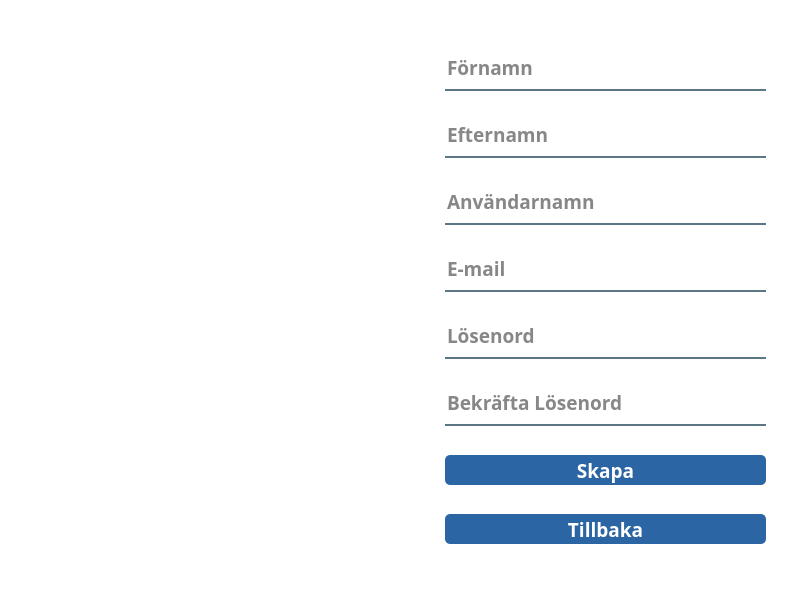
Old version of the form code/viewer/UI/create_user.ui in the repository marcusgostasson/smartshop.
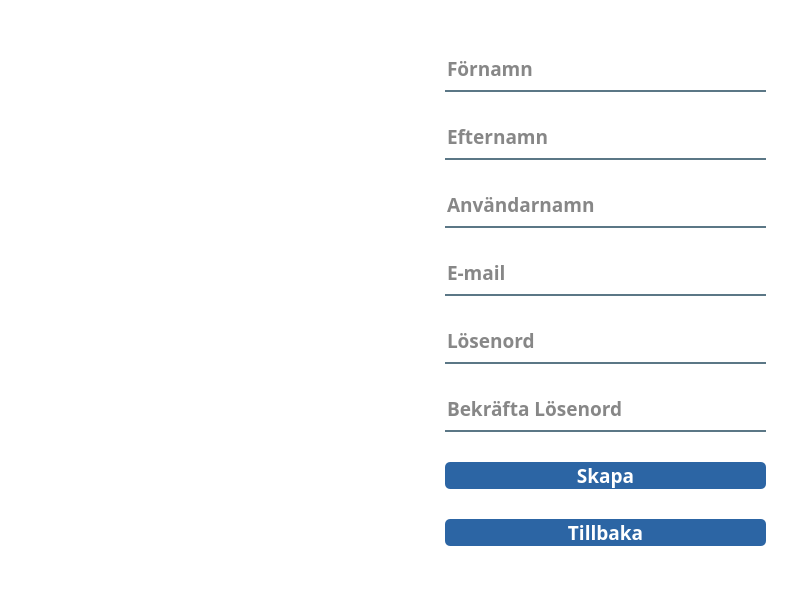
New version of the form. Icons and pictures are not drawn.

Commit message: Fixed so the buttons looks the same and the stylesheet

The edit to the form file:
```diff
--- a/code/viewer/UI/create_user.ui
+++ b/code/viewer/UI/create_user.ui
@@ -44,14 +44,38 @@
        <font>
         <family>Arial Black</family>
         <pointsize>14</pointsize>
+        <weight>75</weight>
         <bold>true</bold>
        </font>
       </property>
       <property name="styleSheet">
-       <string notr="true">background-color: rgb(44, 101, 164);
-border-radius: 5px;
-color: rgb(255, 255, 255);
-height: 30px;</string>
+       <string notr="true">QPushButton {
+	border-style: solid;
+	border-color: #9999aa;
+	border-radius: 5px;
+	color: white;
+	background-color: #3474eb
+}
+
+QPushButton:enabled {
+	background-color: #2C65A4;
+	color: white;
+}
+
+QPushButton:pressed {
+	background-color: #0d2f72;
+	color: #fffffe;
+}
+
+QPushButton:hover:!pressed {
+	background-color: #0034AB;
+	color: white;
+}
+
+QPushButton:disabled {
+	background-color: #aaaaaa;
+	color: #ffffff;
+}</string>
       </property>
       <property name="text">
        <string>Skapa</string>
@@ -64,6 +88,7 @@
        <font>
         <family>Arial Black</family>
         <pointsize>14</pointsize>
+        <weight>75</weight>
         <bold>true</bold>
        </font>
       </property>
@@ -88,6 +113,7 @@
        <font>
         <family>Arial Black</family>
         <pointsize>14</pointsize>
+        <weight>75</weight>
         <bold>true</bold>
        </font>
       </property>
@@ -109,6 +135,7 @@
        <font>
         <family>Arial Black</family>
         <pointsize>14</pointsize>
+        <weight>75</weight>
         <bold>true</bold>
        </font>
       </property>
@@ -130,6 +157,7 @@
        <font>
         <family>Arial Black</family>
         <pointsize>14</pointsize>
+        <weight>75</weight>
         <bold>true</bold>
        </font>
       </property>
@@ -151,6 +179,7 @@
        <font>
         <family>Arial Black</family>
         <pointsize>14</pointsize>
+        <weight>75</weight>
         <bold>true</bold>
        </font>
       </property>
@@ -172,6 +201,7 @@
        <font>
         <family>Arial Black</family>
         <pointsize>14</pointsize>
+        <weight>75</weight>
         <bold>true</bold>
        </font>
       </property>
@@ -196,14 +226,38 @@
        <font>
         <family>Arial Black</family>
         <pointsize>14</pointsize>
+        <weight>75</weight>
         <bold>true</bold>
        </font>
       </property>
       <property name="styleSheet">
-       <string notr="true">background-color: rgb(44, 101, 164);
-border-radius: 5px;
-color: rgb(255, 255, 255);
-height: 30px;</string>
+       <string notr="true">QPushButton {
+	border-style: solid;
+	border-color: #9999aa;
+	border-radius: 5px;
+	color: white;
+	background-color: #3474eb
+}
+
+QPushButton:enabled {
+	background-color: #2C65A4;
+	color: white;
+}
+
+QPushButton:pressed {
+	background-color: #0d2f72;
+	color: #fffffe;
+}
+
+QPushButton:hover:!pressed {
+	background-color: #0034AB;
+	color: white;
+}
+
+QPushButton:disabled {
+	background-color: #aaaaaa;
+	color: #ffffff;
+}</string>
       </property>
       <property name="text">
        <string>Tillbaka</string>
```
The commit also changes 5 other files.
